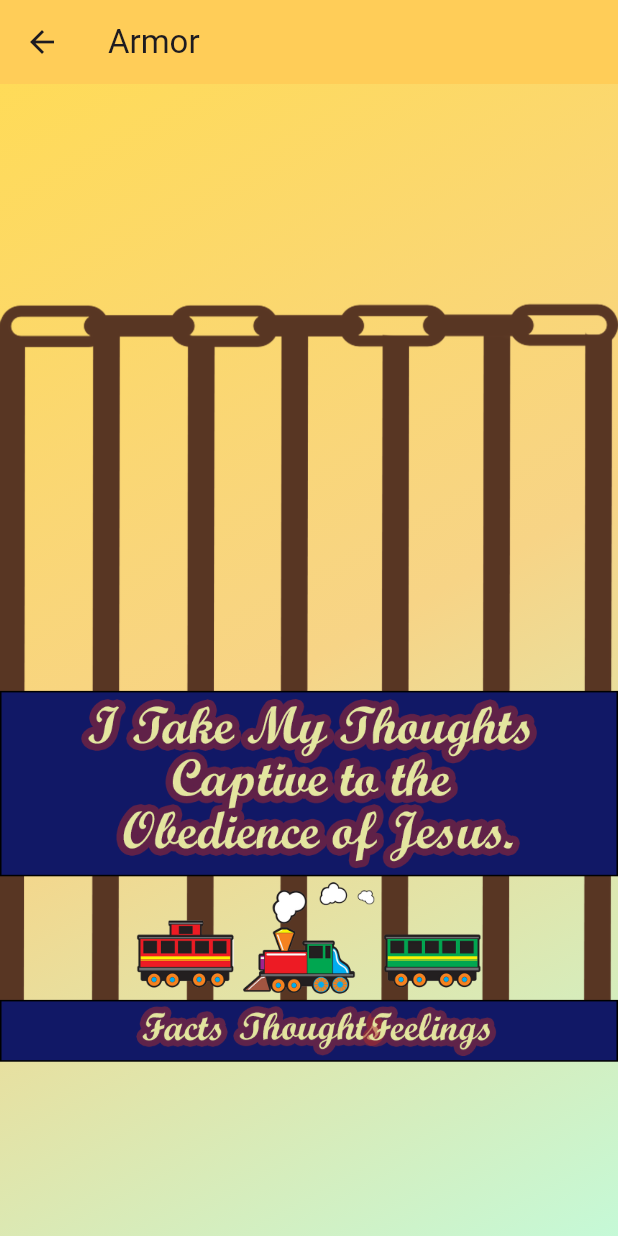
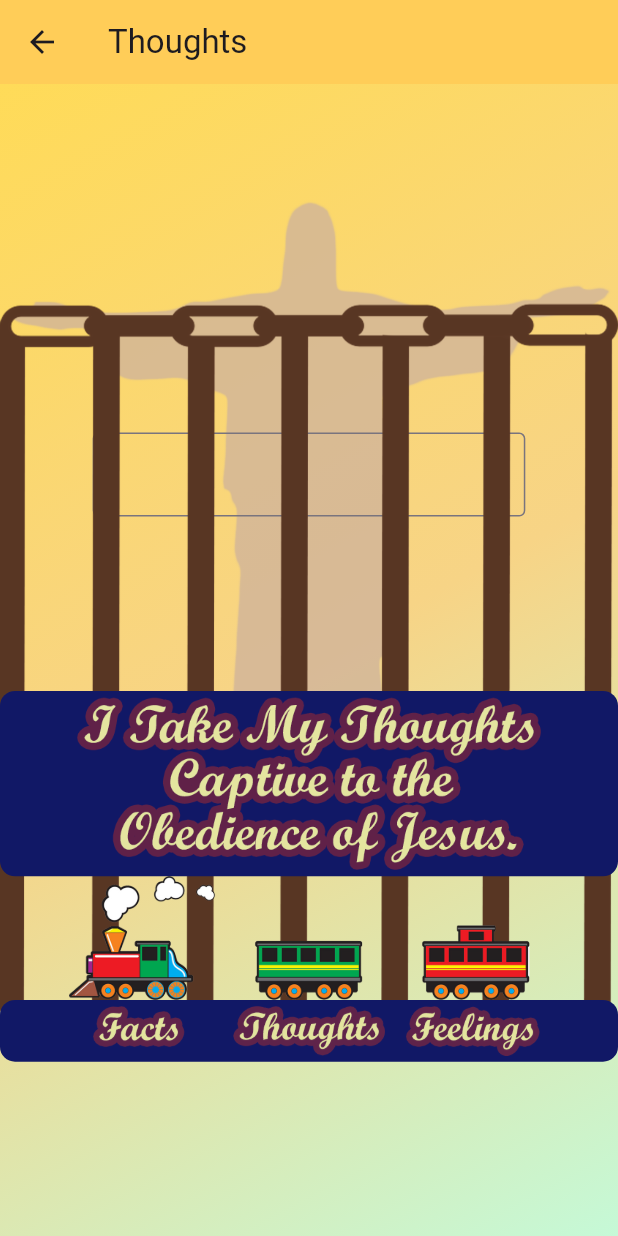
Before and after one commit to Jakebluhm/morning_mustard, a Flutter app: the ThoughtsPage screen opened by its route, on a phone screen of 412 x 824 dp. Run offline on Flutter 3.47's test engine with Material 3 defaults, Android fonts, the phone set to English and light mode, and no system bars; our stand-ins replace flutter_hooks, flutter_riverpod, freezed_annotation, go_router, hooks_riverpod, riverpod_annotation; generated files the repository leaves out were written again.

Commit message:
Thoughts page

```diff
--- a/lib/pages/thoughts_page.dart
+++ b/lib/pages/thoughts_page.dart
@@ -1,28 +1,22 @@
 import 'package:flutter/material.dart';
+import 'package:flutter_hooks/flutter_hooks.dart';
 import 'package:hooks_riverpod/hooks_riverpod.dart';
 import 'package:morning_mustard/services/navigation_service/navigation_service.dart';
 
 class ThoughtsPage extends HookConsumerWidget {
   ThoughtsPage();
-//          lib/assets/Thought/chain.png
-//          lib/assets/Thought/fact.png
-//          lib/assets/Thought/Feelings.png
-//          lib/assets/Thought/I Take my Thoughts  Captive to the  Obedience of Jesus.png
-//          lib/assets/Thought/Jesus.png
-//          lib/assets/Thought/Shape 2.png
-//          lib/assets/Thought/t1.png
-//          lib/assets/Thought/t2.png
-//          lib/assets/Thought/t3.png
-//          lib/assets/Thought/Thoughts.png
+
   @override
   Widget build(BuildContext context, WidgetRef ref) {
+    final textState = useState<String>('');
     double screenWidth = MediaQuery.of(context).size.width;
     double screenHeight = MediaQuery.of(context).size.height;
 
     double imageHeight = screenHeight * 0.8;
+    double imageWidth = imageHeight * 0.7747;
     return Scaffold(
       appBar: AppBar(
-        title: Text('Armor'),
+        title: Text('Thoughts'),
         backgroundColor: Color.fromRGBO(255, 205, 88, 1),
         leading: IconButton(
           icon: Icon(Icons.arrow_back),
@@ -46,12 +40,45 @@ class ThoughtsPage extends HookConsumerWidget {
         child: Stack(
           alignment: Alignment.center,
           children: [
-            Align(
-              alignment: Alignment.center,
-              child: Image.asset(
-                'lib/assets/Thought/chain.png',
-                fit: BoxFit.contain,
-                height: imageHeight,
+            Transform.translate(
+              offset: Offset(0, screenHeight * -0.13),
+              child: Container(
+                width: imageWidth,
+                child: Padding(
+                  padding: const EdgeInsets.all(4.0),
+                  child: Image.asset(
+                    'lib/assets/Thought/Jesus.png',
+                    fit: BoxFit.contain,
+                  ),
+                ),
+              ),
+            ),
+            Transform.translate(
+              offset: Offset(0, screenHeight * -0.15),
+              child: Container(
+                width: imageWidth,
+                child: Padding(
+                  padding: EdgeInsets.only(
+                      right: screenWidth * .15, left: screenWidth * .15),
+                  child: TextField(
+                    onChanged: (newText) {
+                      textState.value = newText; // Updating the state
+                    },
+                    decoration: InputDecoration(
+                      border: OutlineInputBorder(),
+                    ),
+                  ),
+                ),
+              ),
+            ),
+            IgnorePointer(
+              child: Align(
+                alignment: Alignment.center,
+                child: Image.asset(
+                  'lib/assets/Thought/chain.png',
+                  fit: BoxFit.contain,
+                  height: imageHeight,
+                ),
               ),
             ),
             Transform.translate(
@@ -59,9 +86,9 @@ class ThoughtsPage extends HookConsumerWidget {
               child: Container(
                 decoration: BoxDecoration(
                     color: Color.fromRGBO(17, 24, 102, 1),
-                    border: Border.all()),
+                    borderRadius: BorderRadius.circular(10)),
                 height: screenHeight * 0.15,
-                width: screenWidth,
+                width: imageWidth,
                 child: Padding(
                   padding: const EdgeInsets.all(4.0),
                   child: Image.asset(
@@ -77,9 +104,9 @@ class ThoughtsPage extends HookConsumerWidget {
               child: Container(
                   decoration: BoxDecoration(
                       color: const Color.fromRGBO(17, 24, 102, 1),
-                      border: Border.all()),
+                      borderRadius: BorderRadius.circular(10)),
                   height: screenHeight * 0.05,
-                  width: screenWidth,
+                  width: imageWidth,
                   child: Container()),
             ),
             // Words
@@ -97,7 +124,7 @@ class ThoughtsPage extends HookConsumerWidget {
               ),
             ),
             Transform.translate(
-              offset: Offset(screenWidth * 0.20, screenHeight * 0.3),
+              offset: Offset(screenWidth * 0.27, screenHeight * 0.3),
               child: Container(
                 height: screenHeight * 0.05,
                 child: Padding(
@@ -110,7 +137,7 @@ class ThoughtsPage extends HookConsumerWidget {
               ),
             ),
             Transform.translate(
-              offset: Offset(screenWidth * -0.20, screenHeight * 0.3),
+              offset: Offset(screenWidth * -0.27, screenHeight * 0.3),
               child: Container(
                 height: screenHeight * 0.05,
                 child: Padding(
@@ -124,9 +151,9 @@ class ThoughtsPage extends HookConsumerWidget {
             ),
             // Trains
             Transform.translate(
-              offset: Offset(0, screenHeight * 0.225),
+              offset: Offset(screenWidth * -0.27, screenHeight * 0.225),
               child: Container(
-                height: screenHeight * 0.1,
+                height: screenHeight * 0.11,
                 child: Padding(
                   padding: const EdgeInsets.all(4.0),
                   child: Image.asset(
@@ -137,9 +164,9 @@ class ThoughtsPage extends HookConsumerWidget {
               ),
             ),
             Transform.translate(
-              offset: Offset(screenWidth * 0.20, screenHeight * 0.22),
+              offset: Offset(0, screenHeight * 0.225),
               child: Container(
-                height: screenHeight * 0.1,
+                height: screenHeight * 0.11,
                 child: Padding(
                   padding: const EdgeInsets.all(4.0),
                   child: Image.asset(
@@ -150,9 +177,9 @@ class ThoughtsPage extends HookConsumerWidget {
               ),
             ),
             Transform.translate(
-              offset: Offset(screenWidth * -0.20, screenHeight * 0.22),
+              offset: Offset(screenWidth * 0.27, screenHeight * 0.225),
               child: Container(
-                height: screenHeight * 0.1,
+                height: screenHeight * 0.11,
                 child: Padding(
                   padding: const EdgeInsets.all(4.0),
                   child: Image.asset(
--- a/pubspec.yaml
+++ b/pubspec.yaml
@@ -113,6 +113,7 @@ flutter:
     - lib/assets/Thought/t2.png
     - lib/assets/Thought/t3.png
     - lib/assets/Thought/Thoughts.png
+    - lib/assets/Thought/chains_jesus.png
 
   # An image asset can refer to one or more resolution-specific "variants", see
   # https://flutter.dev/assets-and-images/#resolution-aware
```
Also changed, not shown: lib/assets/Thought/chains_jesus.png (added).
